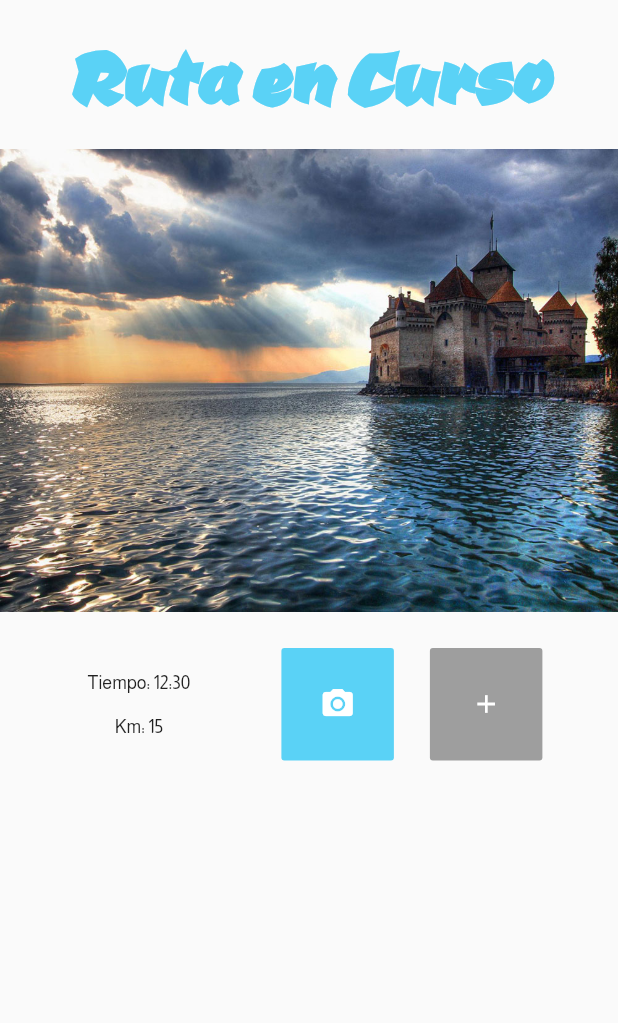
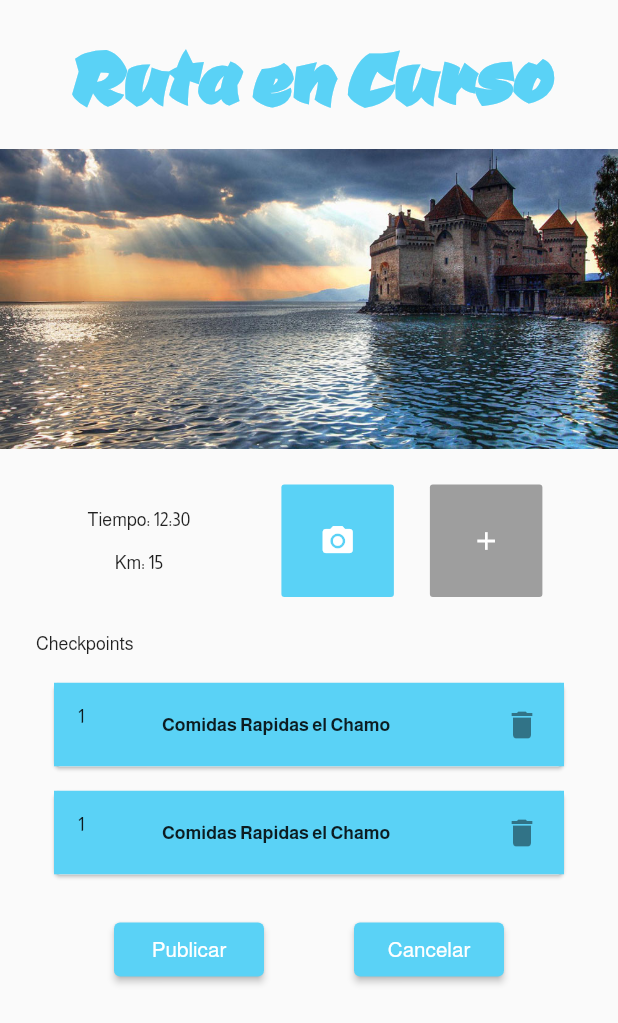
Before and after one commit to LuxyKolink/ViamMundi-frontend, a Flutter app: the screen it shows after launch, item 2 of the bottom bar chosen, after a tap on "Iniciar", on a phone screen of 412 x 824 dp. Shown: the top 1023 px of the screen. Run offline on Flutter 3.47's test engine with Material 2 defaults, Android fonts, the phone set to English and light mode, and no system bars; our stand-ins replace geolocator, google_maps_flutter, shared_preferences.

Commit message:
feat: Route progress page

```diff
--- a/lib/config/theme/theme.dart
+++ b/lib/config/theme/theme.dart
@@ -16,7 +16,7 @@ class AppTheme {
         fontFamily: 'Ceviche_One',
       ),
       titleMedium: TextStyle(
-        fontSize: FontSize.fontSizeMedium,
+        fontSize: FontSize.fontSizeSmall,
         fontWeight: FontWeight.bold,
         fontFamily: 'Almarai',
       ),
--- /dev/null
+++ b/lib/modules/route/presentation/bloc/selected_option_provider.dart
@@ -0,0 +1,21 @@
+import 'package:flutter/material.dart';
+
+class SelectedOptionProvider extends ChangeNotifier {
+  int selectedTransport;
+  int selectedAmbient;
+
+  SelectedOptionProvider({
+    this.selectedTransport = 0,
+    this.selectedAmbient = 0,
+  });
+
+  void changeTransport(int newVal) {
+    selectedTransport = newVal;
+    notifyListeners();
+  }
+
+  void changeAmbient(int newVal) {
+    selectedAmbient = newVal;
+    notifyListeners();
+  }
+}
--- a/lib/modules/route/presentation/pages/create_route.dart
+++ b/lib/modules/route/presentation/pages/create_route.dart
@@ -1,6 +1,9 @@
 import 'package:flutter/material.dart';
+import 'package:provider/provider.dart';
+import 'package:viammundi_frontend/modules/route/presentation/bloc/selected_option_provider.dart';
 import 'package:viammundi_frontend/modules/route/presentation/widgets/option_select_icon.dart';
 import 'package:viammundi_frontend/shared/constants/constants.dart';
+import 'package:viammundi_frontend/shared/resources/colors.dart';
 import 'package:viammundi_frontend/shared/widgets/button.dart';
 import 'package:viammundi_frontend/shared/widgets/text.dart';
 
@@ -9,6 +12,11 @@ class CreateRoutePage extends StatelessWidget {
 
   @override
   Widget build(BuildContext context) {
+    var selectedState = context.watch<SelectedOptionProvider>();
+    int selectedTransport =
+        Provider.of<SelectedOptionProvider>(context).selectedTransport;
+    int selectedAmbient =
+        Provider.of<SelectedOptionProvider>(context).selectedAmbient;
     return Column(
       crossAxisAlignment: CrossAxisAlignment.center,
       mainAxisAlignment: MainAxisAlignment.start,
@@ -25,44 +33,85 @@ class CreateRoutePage extends StatelessWidget {
         const SizedBox(height: AppSpacing.spacingLarge),
         const CustomText(text: "Hora: 12:30"),
         const SizedBox(height: AppSpacing.spacingLarge),
+        const Padding(
+          padding: EdgeInsets.all(AppSpacing.spacingMedium),
+          child: Text('Medio de Transporte'),
+        ),
         Padding(
           padding: const EdgeInsets.all(AppSpacing.spacingMedium),
+          child: Container(
+            decoration: const BoxDecoration(
+              border: BorderDirectional(
+                bottom: BorderSide(color: AppColors.primaryColor),
+              ),
+            ),
             child: Row(
               mainAxisAlignment: MainAxisAlignment.spaceEvenly,
               children: [
                 OptionSelectIcon(
-                icon: const Icon(Icons.pedal_bike, color: Colors.grey),
-                onTap: () {},
+                  icon: const Icon(Icons.pedal_bike),
+                  isSelected: selectedTransport == 1 ? true : false,
+                  onPressed: () {
+                    Provider.of<SelectedOptionProvider>(context, listen: false)
+                        .changeTransport(1);
+                  },
                 ),
                 OptionSelectIcon(
-                icon: const Icon(Icons.car_crash, color: Colors.grey),
-                onTap: () {},
+                  isSelected: selectedTransport == 2 ? true : false,
+                  onPressed: () {
+                    Provider.of<SelectedOptionProvider>(context, listen: false)
+                        .changeTransport(2);
+                  },
                 ),
                 OptionSelectIcon(
-                icon: const Icon(Icons.motorcycle, color: Colors.grey),
-                onTap: () {},
+                  isSelected: selectedTransport == 3 ? true : false,
+                  onPressed: () {
+                    Provider.of<SelectedOptionProvider>(context, listen: false)
+                        .changeTransport(3);
+                  },
                 ),
                 OptionSelectIcon(
-                icon: const Icon(Icons.directions_walk, color: Colors.grey),
-                onTap: () {},
+                  isSelected: selectedTransport == 4 ? true : false,
+                  onPressed: () {
+                    Provider.of<SelectedOptionProvider>(context, listen: false)
+                        .changeTransport(4);
+                  },
                 ),
               ],
             ),
           ),
+        ),
+        const Padding(
+          padding: EdgeInsets.all(AppSpacing.spacingMedium),
+          child: Text('Zona'),
+        ),
         Padding(
           padding: const EdgeInsets.all(AppSpacing.spacingMedium),
+          child: Container(
+            decoration: const BoxDecoration(
+              border: BorderDirectional(
+                bottom: BorderSide(color: AppColors.primaryColor),
+              ),
+            ),
             child: Row(
               mainAxisAlignment: MainAxisAlignment.spaceEvenly,
               children: [
                 OptionSelectIcon(
-                icon: const Icon(Icons.location_city, color: Colors.grey),
-                onTap: () {},
+                  isSelected: selectedAmbient == 1 ? true : false,
+                  onPressed: () {
+                    Provider.of<SelectedOptionProvider>(context, listen: false)
+                        .changeAmbient(1);
+                  },
                 ),
                 OptionSelectIcon(
-                icon: const Icon(Icons.location_city, color: Colors.grey),
-                onTap: () {},
+                  isSelected: selectedAmbient == 2 ? true : false,
+                  onPressed: () {
+                    Provider.of<SelectedOptionProvider>(context, listen: false)
+                        .changeAmbient(2);
+                  },
                 ),
               ],
+            ),
           ),
         ),
         Padding(
@@ -71,6 +120,8 @@ class CreateRoutePage extends StatelessWidget {
             text: 'Iniciar',
             onPressed: () {
               Navigator.pushNamed(context, '/progress');
+              selectedState.changeAmbient(0);
+              selectedState.changeTransport(0);
             },
           ),
         ),
--- a/lib/modules/route/presentation/pages/in_progress_route.dart
+++ b/lib/modules/route/presentation/pages/in_progress_route.dart
@@ -1,6 +1,9 @@
 import 'package:flutter/material.dart';
+// import 'package:image_picker/image_picker.dart';
+import 'package:viammundi_frontend/modules/route/presentation/widgets/checkpoint_list_widget.dart';
 import 'package:viammundi_frontend/shared/constants/constants.dart';
 import 'package:viammundi_frontend/shared/resources/colors.dart';
+import 'package:viammundi_frontend/shared/widgets/button.dart';
 import 'package:viammundi_frontend/shared/widgets/text.dart';
 
 import '../../../../shared/widgets/icon_button.dart';
@@ -12,17 +15,24 @@ class InProgressRoutePage extends StatelessWidget {
   Widget build(BuildContext context) {
     return Scaffold(
       body: Column(
-        crossAxisAlignment: CrossAxisAlignment.center,
+        crossAxisAlignment: CrossAxisAlignment.start,
         children: [
           const Padding(
             padding: EdgeInsets.all(AppSpacing.spacingMedium),
             child: Center(
-              child: CustomText(text: 'Ruta en Curso', isTitle: true),
+              child: CustomText(
+                text: 'Ruta en Curso',
+                isTitle: true,
+              ),
             ),
           ),
-          Image.asset(
-            'assets/temp/img1.jpg',
-            fit: BoxFit.cover,
+          SizedBox(
+            height: 200,
+            width: 500,
+            child: Image.asset(
+              'assets/temp/img1.jpg',
+              fit: BoxFit.cover,
+            ),
           ),
           Padding(
             padding: const EdgeInsets.all(AppSpacing.spacingLarge),
@@ -82,11 +92,43 @@ class InProgressRoutePage extends StatelessWidget {
             ),
           ),
           const Padding(
-            padding: EdgeInsets.all(AppSpacing.spacingMedium),
-            child: Column(),
+            padding: EdgeInsets.symmetric(horizontal: AppSpacing.spacingLarge),
+            child: Column(
+              crossAxisAlignment: CrossAxisAlignment.start,
+              children: [
+                CustomText(text: 'Checkpoints'),
+                SizedBox(height: AppSpacing.spacingSmall),
+                SizedBox(
+                  height: 150,
+                  child: CheckpointListWidget(),
+                ),
+              ],
+            ),
+          ),
+          Padding(
+            padding: const EdgeInsets.all(AppSpacing.spacingMedium),
+            child: Row(
+              mainAxisAlignment: MainAxisAlignment.spaceEvenly,
+              children: [
+                Button(
+                  text: 'Publicar',
+                  onPressed: () {},
+                ),
+                Button(
+                  text: 'Cancelar',
+                  onPressed: () {
+                    Navigator.pushNamed(context, '/');
+                  },
+                ),
+              ],
+            ),
           ),
         ],
       ),
     );
   }
+
+  // Future _pickImageFromGallery() async {
+  //   final returnedImage = await ImagePicker().pickImage(source: ImageSource.gallery);
+  // }
 }
--- /dev/null
+++ b/lib/modules/route/presentation/widgets/checkpoint_list_widget.dart
@@ -0,0 +1,27 @@
+import 'package:flutter/material.dart';
+import 'package:viammundi_frontend/modules/route/presentation/widgets/checkpoint_tile_widget.dart';
+import 'package:viammundi_frontend/shared/constants/constants.dart';
+
+class CheckpointListWidget extends StatelessWidget {
+  const CheckpointListWidget({super.key});
+
+  @override
+  Widget build(BuildContext context) {
+    return ListView.separated(
+      itemCount: 5,
+      padding: const EdgeInsets.all(AppSpacing.spacingSmall),
+      itemBuilder: (BuildContext context, int index) {
+        return CheckpointTileWidget(
+          checkpointName: 'Comidas Rapidas el Chamo',
+          id: '1',
+          onTap: () {},
+        );
+      },
+      separatorBuilder: (BuildContext context, int index) {
+        return const SizedBox(
+          height: AppSpacing.spacingSmall,
+        );
+      },
+    );
+  }
+}
--- /dev/null
+++ b/lib/modules/route/presentation/widgets/checkpoint_tile_widget.dart
@@ -0,0 +1,28 @@
+import 'package:flutter/material.dart';
+import 'package:viammundi_frontend/shared/resources/colors.dart';
+
+class CheckpointTileWidget extends StatelessWidget {
+  final String id;
+  final String checkpointName;
+  final Function() onTap;
+
+  const CheckpointTileWidget({
+    super.key,
+    required this.checkpointName,
+    required this.id,
+    required this.onTap,
+  });
+
+  @override
+  Widget build(BuildContext context) {
+    return Card(
+      child: ListTile(
+        title: Text(checkpointName),
+        tileColor: AppColors.primaryColor,
+        onTap: onTap,
+        leading: Text(id),
+        trailing: const Icon(Icons.delete),
+      ),
+    );
+  }
+}
--- a/lib/modules/route/presentation/widgets/option_select_icon.dart
+++ b/lib/modules/route/presentation/widgets/option_select_icon.dart
@@ -3,35 +3,30 @@ import 'package:viammundi_frontend/shared/resources/colors.dart';
 
 class OptionSelectIcon extends StatelessWidget {
   final Icon icon;
-  final Function() onTap;
+  final Icon selectedIcon;
+  final bool isSelected;
+  final Function() onPressed;
+  final Color selectedColor;
   final Color color;
 
-  const OptionSelectIcon(
-      {super.key,
-      required this.icon,
-      required this.onTap,
-      this.color = Colors.grey});
+  const OptionSelectIcon({
+    super.key,
+    this.icon = const Icon(Icons.settings_outlined),
+    required this.onPressed,
+    this.color = Colors.grey,
+    this.selectedColor = AppColors.primaryColor,
+    this.isSelected = false,
+    this.selectedIcon = const Icon(Icons.settings),
+  });
 
   @override
   Widget build(BuildContext context) {
-    return Container(
-      padding: const EdgeInsets.all(4),
-      child: Wrap(
-        alignment: WrapAlignment.center,
-        crossAxisAlignment: WrapCrossAlignment.center,
-        runSpacing: 10,
-        children: [
-          Padding(
-            padding: const EdgeInsets.all(4.0),
-            child: InkWell(
-              onTap: onTap,
-              autofocus: true,
-              focusColor: AppColors.primaryColor,
-              child: icon,
-            ),
-          ),
-        ],
-      ),
+    return IconButton(
+      isSelected: isSelected,
+      selectedIcon: selectedIcon,
+      onPressed: onPressed,
+      color: isSelected ? selectedColor : color,
+      icon: icon,
     );
   }
 }
--- a/lib/viamundi.dart
+++ b/lib/viamundi.dart
@@ -1,6 +1,8 @@
 import 'package:flutter/material.dart';
 import 'package:provider/provider.dart';
-import 'package:viammundi_frontend/modules/profile/presentation/bloc/user_state.dart';
+
+import 'modules/profile/presentation/bloc/user_state.dart';
+import 'modules/route/presentation/bloc/selected_option_provider.dart';
 import 'modules/route/data/services/map.api.dart';
 import './config/routes/routes.dart';
 import './config/theme/theme.dart';
@@ -25,7 +27,10 @@ class MainApp extends StatelessWidget {
         ),
         ChangeNotifierProvider(
           create: (context) => UserState(),
-        )
+        ),
+        ChangeNotifierProvider(
+          create: (context) => SelectedOptionProvider(),
+        ),
       ],
       child: MaterialApp(
         title: 'ViaMundi',
--- a/pubspec.yaml
+++ b/pubspec.yaml
@@ -12,6 +12,7 @@ dependencies:
   geolocator: ^10.1.0
   google_maps_flutter: ^2.5.0
   http: ^1.1.0
+  image_picker: ^1.0.4
   provider: ^6.0.5
   shared_preferences: ^2.2.2
 
```
Also changed, not shown: pubspec.lock, 5 other files. Lines whose indentation alone changed are shown as unchanged.
